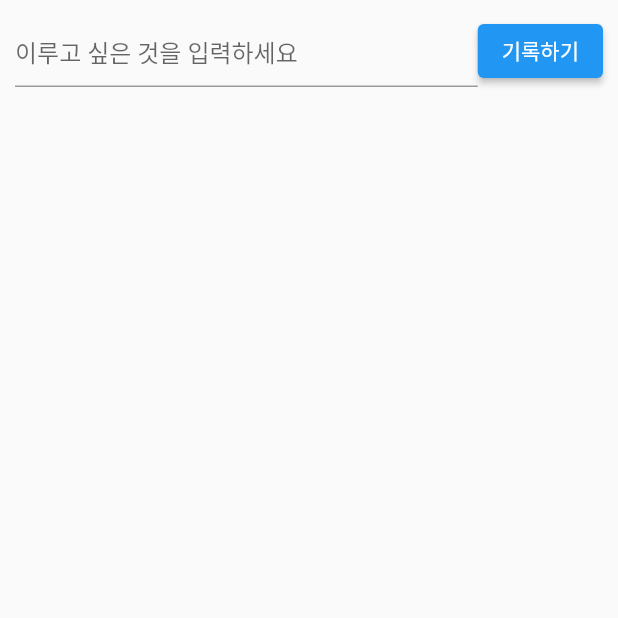
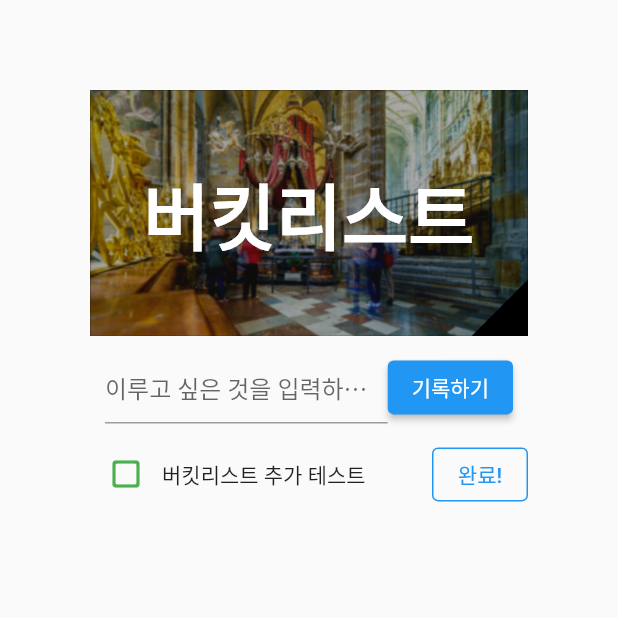
Before and after one commit to seojh5939/nbCamp_preAssignment, a Flutter app: the screen it shows after launch, on a phone screen of 412 x 824 dp, the top half of it. Run offline on Flutter 3.47's test engine with Material 2 defaults, Android fonts, the phone set to English and light mode, and no system bars.

Commit message:
UI작업 머지

```diff
--- a/lib/main.dart
+++ b/lib/main.dart
@@ -31,11 +31,17 @@ class MyApp extends StatelessWidget {
 
   @override
   Widget build(BuildContext context) {
+    bool isChecked = false;
     return MaterialApp(
       debugShowCheckedModeBanner: false,
       home: Scaffold(
-        body: Column(
+        body: Padding(
+          padding: const EdgeInsets.all(30.0),
+          child: Padding(
+            padding: const EdgeInsets.all(30.0),
+            child: Column(
               children: [
+                titleImageText("버킷리스트"),
                 Padding(
                   padding: const EdgeInsets.all(10.0),
                   child: Row(
@@ -57,9 +63,57 @@ class MyApp extends StatelessWidget {
                     ],
                   ),
                 ),
+                Row(
+                  children: [
+                    IconButton(
+                      onPressed: () {
+                        isChecked = !isChecked;
+                      },
+                      icon: Icon(
+                        isChecked
+                            ? Icons.check_box
+                            : Icons.check_box_outline_blank_rounded,
+                      ),
+                      color: Colors.green,
+                    ),
+                    Text("버킷리스트 추가 테스트"),
+                    Spacer(),
+                    OutlinedButton(
+                      onPressed: () {},
+                      child: Text("완료!"),
+                      style: ButtonStyle(
+                        side: MaterialStateProperty.all<BorderSide>(
+                          BorderSide(color: Colors.blue),
+                        ),
+                      ),
+                    ),
                   ],
+                ),
+              ],
+            ),
+          ),
         ),
       ),
     );
   }
 }
+
+Widget titleImageText(String title) {
+  return Stack(
+    alignment: Alignment.center,
+    children: [
+      // Image
+      Image.asset('assets/images/banner_Img.png'),
+      // Title
+      Center(
+          child: Text(
+        title,
+        style: TextStyle(
+          color: Colors.white,
+          fontWeight: FontWeight.bold,
+          fontSize: 48,
+        ),
+      )),
+    ],
+  );
+}
```
Also changed, not shown: 1 other file. Lines whose indentation alone changed are shown as unchanged.
